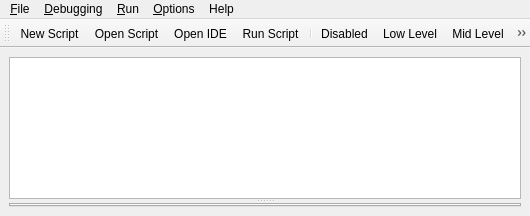
blurstudio/PrEditor, file blurdev/gui/windows/loggerwindow/ui/loggerwindow.ui: the form before one commit.
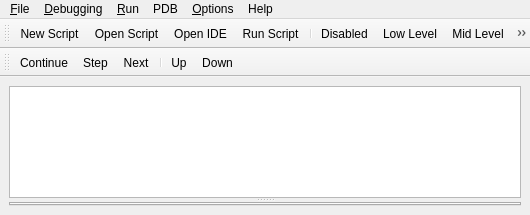
The form after the commit. The open tabs and pages were chosen to show the change. Custom widgets are drawn as their Qt base class.

Commit message: Basic implementation of BlurPdb showing the current file/ line number the debugger is at. Also added a toolbar to make it easier to step through the debugger.

Patch:
```diff
--- a/blurdev/gui/windows/loggerwindow/ui/loggerwindow.ui
+++ b/blurdev/gui/windows/loggerwindow/ui/loggerwindow.ui
@@ -7,7 +7,7 @@
     <x>0</x>
     <y>0</y>
     <width>530</width>
-    <height>216</height>
+    <height>215</height>
    </rect>
   </property>
   <property name="windowTitle">
@@ -28,7 +28,37 @@
         </size>
        </property>
       </widget>
-      <widget class="NewTabWidget" name="uiWorkboxTAB"/>
+      <widget class="QStackedWidget" name="uiWorkboxSTACK">
+       <property name="currentIndex">
+        <number>0</number>
+       </property>
+       <widget class="QWidget" name="Workbox">
+        <layout class="QVBoxLayout" name="verticalLayout_2">
+         <property name="margin">
+          <number>0</number>
+         </property>
+         <item>
+          <widget class="NewTabWidget" name="uiWorkboxTAB"/>
+         </item>
+        </layout>
+        <zorder>uiWorkboxTAB</zorder>
+        <zorder>uiWorkboxTAB</zorder>
+       </widget>
+       <widget class="QWidget" name="PDB">
+        <layout class="QVBoxLayout" name="verticalLayout_3">
+         <property name="margin">
+          <number>0</number>
+         </property>
+         <item>
+          <widget class="QTabWidget" name="uiPdbTAB">
+           <property name="currentIndex">
+            <number>-1</number>
+           </property>
+          </widget>
+         </item>
+        </layout>
+       </widget>
+      </widget>
      </widget>
     </item>
    </layout>
@@ -100,9 +130,21 @@
     <addaction name="uiClearBeforeRunningACT"/>
     <addaction name="uiClearToLastPromptACT"/>
    </widget>
+   <widget class="QMenu" name="uiPdbMENU">
+    <property name="title">
+     <string>PDB</string>
+    </property>
+    <addaction name="uiPdbContinueACT"/>
+    <addaction name="uiPdbStepACT"/>
+    <addaction name="uiPdbNextACT"/>
+    <addaction name="separator"/>
+    <addaction name="uiPdbUpACT"/>
+    <addaction name="uiPdbDownACT"/>
+   </widget>
    <addaction name="uiScriptingMENU"/>
    <addaction name="uiDebugMENU"/>
    <addaction name="menu_Run"/>
+   <addaction name="uiPdbMENU"/>
    <addaction name="uiFileMENU"/>
    <addaction name="uiHelpMENU"/>
   </widget>
@@ -139,6 +181,29 @@
    <addaction name="separator"/>
    <addaction name="uiClearLogACT"/>
   </widget>
+  <widget class="QToolBar" name="uiPdbTOOLBAR">
+   <property name="windowTitle">
+    <string>PDB</string>
+   </property>
+   <property name="iconSize">
+    <size>
+     <width>16</width>
+     <height>16</height>
+    </size>
+   </property>
+   <attribute name="toolBarArea">
+    <enum>TopToolBarArea</enum>
+   </attribute>
+   <attribute name="toolBarBreak">
+    <bool>true</bool>
+   </attribute>
+   <addaction name="uiPdbContinueACT"/>
+   <addaction name="uiPdbStepACT"/>
+   <addaction name="uiPdbNextACT"/>
+   <addaction name="separator"/>
+   <addaction name="uiPdbUpACT"/>
+   <addaction name="uiPdbDownACT"/>
+  </widget>
   <action name="uiSaveLogACT">
    <property name="text">
     <string>&amp;Save Log...</string>
@@ -413,6 +478,34 @@
     <string>Ctrl+Shift+Backspace</string>
    </property>
   </action>
+  <action name="uiPdbContinueACT">
+   <property name="text">
+    <string>Continue</string>
+   </property>
+   <property name="toolTip">
+    <string>Continue</string>
+   </property>
+  </action>
+  <action name="uiPdbStepACT">
+   <property name="text">
+    <string>Step</string>
+   </property>
+  </action>
+  <action name="uiPdbNextACT">
+   <property name="text">
+    <string>Next</string>
+   </property>
+  </action>
+  <action name="uiPdbUpACT">
+   <property name="text">
+    <string>Up</string>
+   </property>
+  </action>
+  <action name="uiPdbDownACT">
+   <property name="text">
+    <string>Down</string>
+   </property>
+  </action>
  </widget>
  <customwidgets>
   <customwidget>
```
The commit also changes 7 other files.
